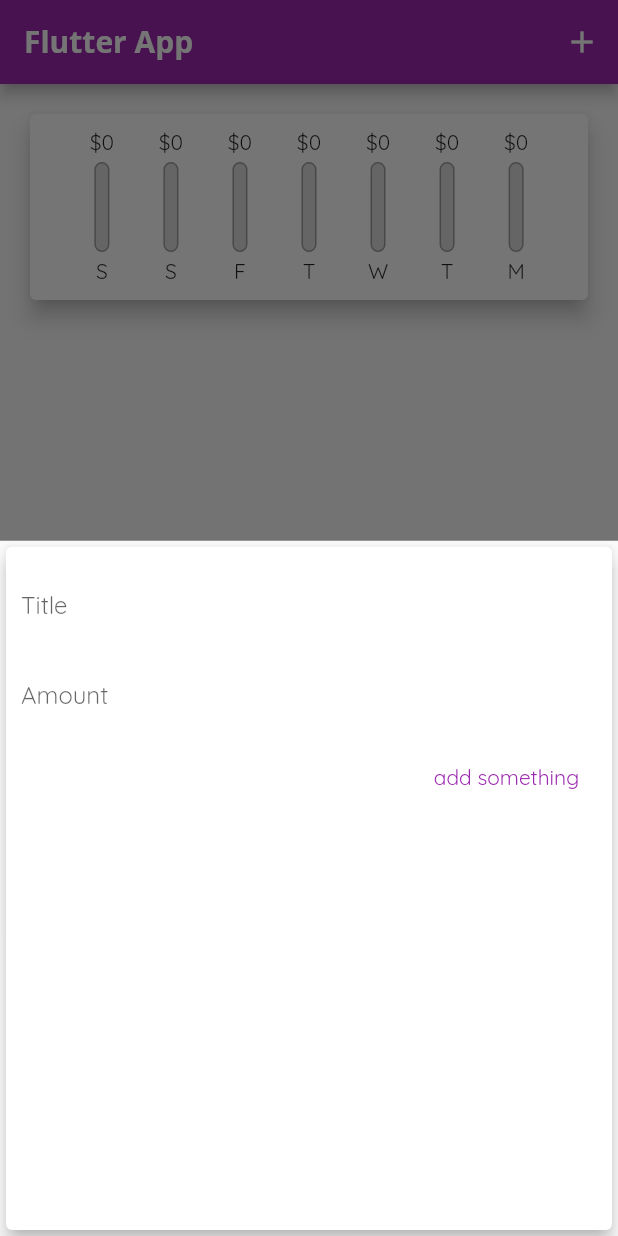
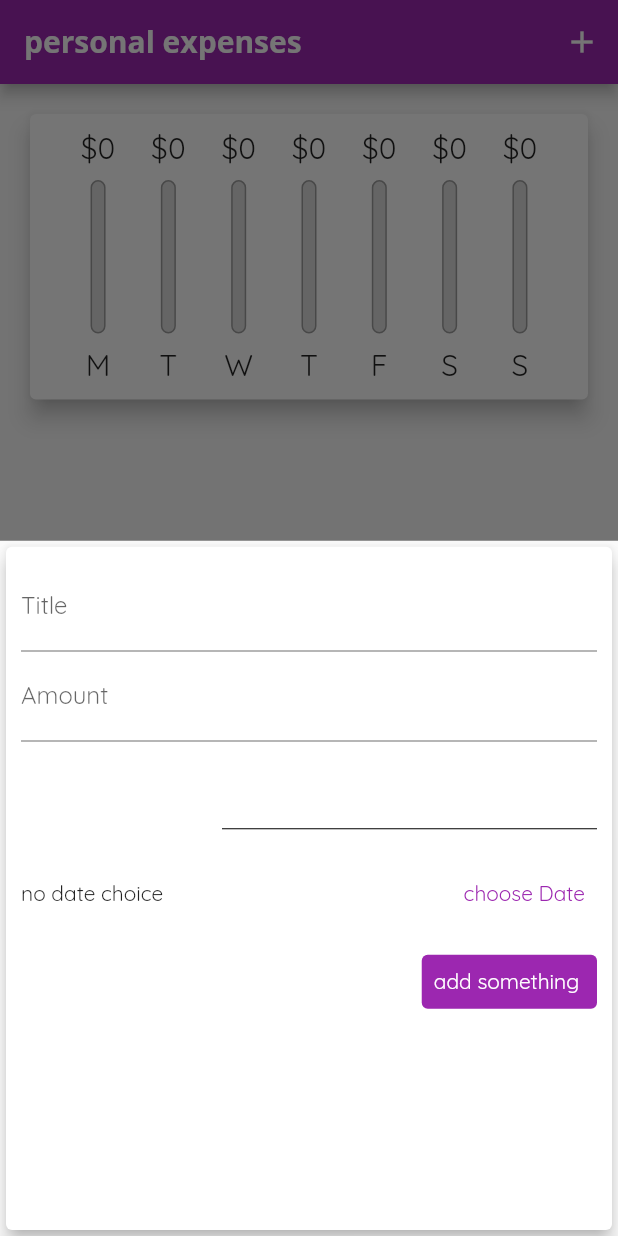
Before and after one commit to laithfayizhussein/section4, a Flutter app: the screen it shows after launch, after a tap on the "add" icon, on a phone screen of 412 x 824 dp. Run offline on Flutter 3.47's test engine with Material 2 defaults, Android fonts, the phone set to English and light mode, and no system bars.

Commit message:
complete the platform for appBar and scaffold

```diff
--- a/lib/main.dart
+++ b/lib/main.dart
@@ -1,11 +1,24 @@
+import 'dart:io';
+import 'package:flutter/cupertino.dart';
+
 import 'package:flutter/material.dart';
+import 'package:flutter/services.dart';
+
 import 'package:section4/widget/chart.dart';
 import './widget/new_transaction.dart';
 import './widget/transaction_list.dart';
 import './widget/chart.dart';
 import './models/transaction.dart';
 
-void main() => runApp(MyApp());
+void main() {
+  // to stop landscape
+  WidgetsFlutterBinding.ensureInitialized();
+  SystemChrome.setPreferredOrientations([
+    DeviceOrientation.portraitUp,
+    DeviceOrientation.portraitDown,
+  ]);
+  runApp(MyApp());
+}
 
 class MyApp extends StatelessWidget {
   @override
@@ -30,8 +43,8 @@ class MyApp extends StatelessWidget {
             onError: Colors.white,
             background: Colors.white,
             onBackground: Colors.black,
-            surface: Colors.purple,
-            onSurface: Colors.white,
+            surface: Colors.amber,
+            onSurface: Colors.black,
           )),
       home: MyHomePage(),
     );
@@ -58,6 +71,7 @@ class _MyHomePageState extends State<MyHomePage> {
     //   date: DateTime.now(),
     // )
   ];
+
   List<Transaction> get _recentTransaction {
     return _userTransaction.where((element) {
       return element.date!.isAfter(
@@ -68,12 +82,15 @@ class _MyHomePageState extends State<MyHomePage> {
     }).toList();
   }
 
-  void _addNewTransactions(String txTitle, double txAmount) {
+// this 3 parameters take from the newTransaction page
+  // i got idea the page that has constructor it will pass the data of the other page
+  void _addNewTransactions(
+      String txTitle, double txAmount, DateTime chosenDate) {
     final newTx = Transaction(
         title: txTitle,
         id: DateTime.now().toString(),
         amount: txAmount,
-        date: DateTime.now());
+        date: chosenDate);
     setState(() {
       _userTransaction.add(newTx);
     });
@@ -83,16 +100,42 @@ class _MyHomePageState extends State<MyHomePage> {
     showModalBottomSheet(
         context: ctx,
         builder: (_) {
-          return NewTransaction(_addNewTransactions);
+          return NewTransaction(
+            _addNewTransactions,
+          );
         });
+  }
+
+  void deleteTransaction(String id) {
+    setState(() {
+      _userTransaction.removeWhere((element) => element.id == id);
+    });
   }
 
   @override
   Widget build(BuildContext context) {
-    return Scaffold(
-      appBar: AppBar(
+    final mediaQuery = MediaQuery.of(context);
+    final PreferredSizeWidget
+        appBar; // use it cos the both app bar have preferredsize to be able to use it in line 157 it should declare it like this
+    if (Platform.isIOS) {
+      appBar = CupertinoNavigationBar(
+        middle: Text(
+          'personal expenses',
+        ),
+        trailing: Row(
+          mainAxisSize: MainAxisSize.min,
+          children: [
+            GestureDetector(
+              child: Icon(CupertinoIcons.add),
+              onTap: () => _startAddNewTransaction(context),
+            )
+          ],
+        ),
+      );
+    } else {
+      appBar = AppBar(
         title: Text(
-          'Flutter App',
+          'personal expenses',
           style: TextStyle(fontFamily: 'OpenSans'),
         ),
         actions: [
@@ -100,23 +143,49 @@ class _MyHomePageState extends State<MyHomePage> {
               onPressed: () => _startAddNewTransaction(context),
               icon: Icon(Icons.add))
         ],
-      ),
-      body: SingleChildScrollView(
+      );
+    }
+    final bodyPage = SafeArea(
+      child: SingleChildScrollView(
         child: Column(
           // mainAxisAlignment: MainAxisAlignment.start,
           crossAxisAlignment: CrossAxisAlignment.stretch,
           children: <Widget>[
-            Chart(_recentTransaction),
-            TransactionList(_userTransaction),
+            // wrap chart and translist in container to give it height to prevent the scroll
+            // i did the minus  method and to make the size dynamic in any mobile
+            Container(
+                height: (mediaQuery.size.height -
+                        appBar.preferredSize.height -
+                        MediaQuery.of(context).padding.top) *
+                    0.3,
+                child: Chart(_recentTransaction)),
+            Container(
+                height: (mediaQuery.size.height -
+                        appBar.preferredSize.height -
+                        MediaQuery.of(context).padding.top) *
+                    0.7,
+                child: TransactionList(_userTransaction, deleteTransaction)),
           ],
         ),
       ),
-      floatingActionButton: FloatingActionButton(
-        child: Icon(Icons.add),
-        onPressed: () {
-          _startAddNewTransaction(context);
-        },
-      ),
     );
+    return Platform.isIOS
+        ? CupertinoPageScaffold(
+            child: bodyPage,
+          )
+        : Scaffold(
+            appBar: appBar,
+            body: bodyPage,
+            floatingActionButtonLocation:
+                FloatingActionButtonLocation.centerFloat,
+            floatingActionButton: Platform.isIOS
+                ? Container()
+                : FloatingActionButton(
+                    child: Icon(Icons.add),
+                    onPressed: () {
+                      _startAddNewTransaction(context);
+                    },
+                  ),
+          );
   }
 }
--- a/lib/widget/chart.dart
+++ b/lib/widget/chart.dart
@@ -26,7 +26,7 @@ class Chart extends StatelessWidget {
         'day': DateFormat.E().format(weekDay).substring(0, 1),
         'amount': totalSum
       };
-    });
+    }).reversed.toList();
   }
 
   double get totalSpending {
--- a/lib/widget/chart_bar.dart
+++ b/lib/widget/chart_bar.dart
@@ -10,14 +10,19 @@ class ChartBar extends StatelessWidget {
       required this.spendingPctOfTotal});
   @override
   Widget build(BuildContext context) {
+    return LayoutBuilder(builder: (ctx, constraints) {
       return Column(
         children: [
-        FittedBox(child: Text('\$${spendingAmount.toStringAsFixed(0)}')),
+          Container(
+              height: constraints.maxHeight * 0.15,
+              child: FittedBox(
+                  //to string as fixed to delete the decimal
+                  child: Text('\$${spendingAmount.toStringAsFixed(0)}'))),
           SizedBox(
-          height: 4,
+            height: constraints.maxHeight * 0.05,
           ),
           Container(
-          height: 60,
+            height: constraints.maxHeight * 0.6,
             width: 10,
             child: Stack(
               children: [
@@ -40,10 +45,13 @@ class ChartBar extends StatelessWidget {
             ),
           ),
           SizedBox(
-          height: 4,
+            height: constraints.maxHeight * 0.05,
           ),
-        Text(lable),
+          Container(
+              height: constraints.maxHeight * 0.15,
+              child: FittedBox(child: Text(lable))),
         ],
       );
+    });
   }
 }
--- a/lib/widget/new_transaction.dart
+++ b/lib/widget/new_transaction.dart
@@ -1,7 +1,9 @@
 import 'package:flutter/material.dart';
+import 'package:intl/intl.dart';
 
 class NewTransaction extends StatefulWidget {
   final Function addTx;
+
   NewTransaction(this.addTx);
 
   @override
@@ -12,16 +14,34 @@ class _NewTransactionState extends State<NewTransaction> {
   final titleController = TextEditingController();
 
   final amountController = TextEditingController();
+  DateTime? selectedDate;
 
   // create the fun for use it 3 times and to get the submit when the two fields is fill
   void submitData() {
     final enterdTitle = titleController.text;
     final enterdAmount = double.parse(amountController.text);
-    if (enterdTitle.isEmpty || enterdAmount < 0) {
+    if (enterdTitle.isEmpty || enterdAmount < 0 || selectedDate == null) {
       return;
     }
-    widget.addTx(titleController.text, double.parse(amountController.text));
+    widget.addTx(titleController.text, double.parse(amountController.text),
+        selectedDate);
     Navigator.of(context).pop();
+  }
+
+  void datePicker() {
+    showDatePicker(
+      context: context,
+      initialDate: DateTime.now(),
+      firstDate: DateTime(2020),
+      lastDate: DateTime.now(),
+    ).then((pickedDate) {
+      if (pickedDate == null) {
+        return;
+      }
+      setState(() {
+        selectedDate = pickedDate;
+      });
+    });
   }
 
   @override
@@ -38,7 +58,7 @@ class _NewTransactionState extends State<NewTransaction> {
               controller: titleController,
               onSubmitted: (_) =>
                   submitData, // should add anonymous fuc and the underscore for telling my self that i
-              // didnt use it its just to flutter
+              // didn't use it its just to flutter
             ),
             TextField(
               decoration: InputDecoration(labelText: 'Amount'),
@@ -46,9 +66,32 @@ class _NewTransactionState extends State<NewTransaction> {
               keyboardType: TextInputType.number,
               onSubmitted: (_) => submitData,
             ),
+            SizedBox(
+              height: 50,
+            ),
+            Container(
+              width: 250,
+              child: Divider(
+                color: Colors.black,
+              ),
+            ),
+            Container(
+              height: 70,
+              child: Row(
+                children: [
+                  Expanded(
+                    child: Text(selectedDate == null
+                        ? 'no date choice '
+                        : 'picked date :${DateFormat.yMMMd().format(selectedDate!)}'),
+                  ),
+                  TextButton(onPressed: datePicker, child: Text('choose Date')),
+                ],
+              ),
+            ),
             TextButton(
                 style: TextButton.styleFrom(
-                  primary: Colors.purple,
+                  primary: Colors.white,
+                  backgroundColor: Theme.of(context).colorScheme.primary,
                   onSurface: Colors.grey,
                 ),
                 child: Text('add something '),
--- a/lib/widget/transaction_list.dart
+++ b/lib/widget/transaction_list.dart
@@ -4,7 +4,8 @@ import '../models/transaction.dart';
 
 class TransactionList extends StatelessWidget {
   final List<Transaction> transactions; // how this used
-  TransactionList(this.transactions);
+  TransactionList(this.transactions, this.deleteTx);
+  final Function deleteTx;
   @override
   Widget build(BuildContext context) {
     return Container(
@@ -30,6 +31,13 @@ class TransactionList extends StatelessWidget {
               ),
               subtitle:
                   Text(DateFormat.yMMMd().format(transactions[index].date!)),
+              trailing: IconButton(
+                icon: Icon(Icons.delete),
+                color: Theme.of(context).colorScheme.error,
+                // didn't use the function word property just cos i need to pass the id to the function and onpressed doesn't take function
+                // so i need to make anonymous function and force it to take it
+                onPressed: () => deleteTx(transactions[index].id),
+              ),
             ),
           );
         },
```
Lines whose indentation alone changed are shown as unchanged.
